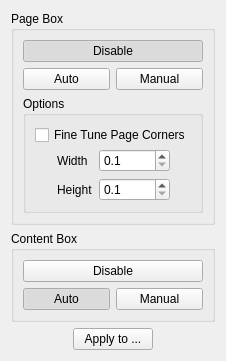
Qt form filters/select_content/ui/SelectContentOptionsWidget.ui (4lex4/scantailor-advanced) before a commit.
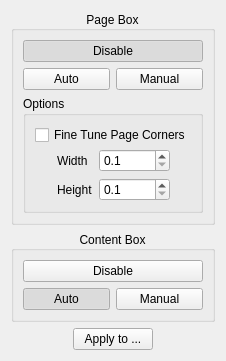
The same form after that commit. Custom widgets are drawn as their Qt base class.

Patch:
```diff
--- a/filters/select_content/ui/SelectContentOptionsWidget.ui
+++ b/filters/select_content/ui/SelectContentOptionsWidget.ui
@@ -19,6 +19,9 @@
      <property name="title">
       <string>Page Box</string>
      </property>
+     <property name="alignment">
+      <set>Qt::AlignCenter</set>
+     </property>
      <layout class="QGridLayout" name="gridLayout">
       <item row="0" column="0" colspan="2">
        <widget class="QPushButton" name="pageDetectDisableBtn">
@@ -195,6 +198,9 @@
      <property name="title">
       <string>Content Box</string>
      </property>
+     <property name="alignment">
+      <set>Qt::AlignCenter</set>
+     </property>
      <layout class="QGridLayout" name="gridLayout_2">
       <item row="1" column="1">
        <widget class="QPushButton" name="contentDetectAutoBtn">
```
